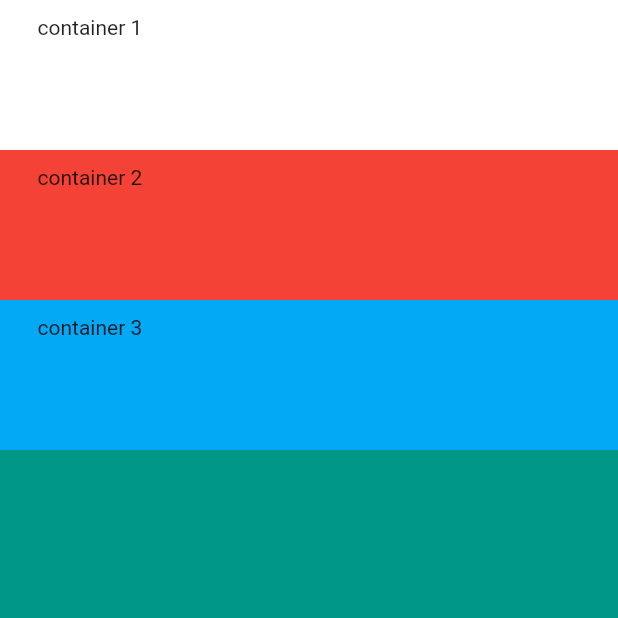
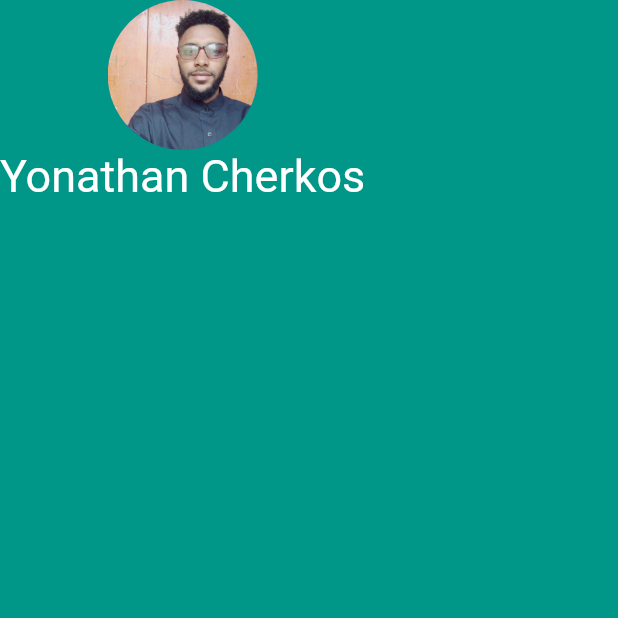
Before and after one commit to yonycherkos/The-Complete-Flutter-Development-Bootcamp, a Flutter app: the screen it shows after launch, on a phone screen of 412 x 824 dp, the top half of it. Run offline on Flutter 3.47's test engine with Material 2 defaults, Android fonts, the phone set to English and light mode, and no system bars.

Commit message:
section-6.5 Tapping into Widget Properties

```diff
--- a/mi_card_flutter/lib/main.dart
+++ b/mi_card_flutter/lib/main.dart
@@ -12,29 +12,17 @@ class MyApp extends StatelessWidget {
         backgroundColor: Colors.teal,
         body: SafeArea(
           child: Column(
-            crossAxisAlignment: CrossAxisAlignment.stretch,
             children: <Widget>[
-              Container(
-                child: Text('container 1'),
-                color: Colors.white,
-                width: 125.0,
-                height: 100.0,
-                padding: EdgeInsets.symmetric(vertical: 10.0, horizontal: 25.0),
+              CircleAvatar(
+                radius: 50.0,
+                backgroundImage: AssetImage('images/yony.jpg'),
               ),
-              Container(
-                child: Text('container 2'),
-                color: Colors.red,
-                width: 125.0,
-                height: 100.0,
-                padding: EdgeInsets.symmetric(vertical: 10.0, horizontal: 25.0),
-              ),
-              Container(
-                child: Text('container 3'),
-                color: Colors.lightBlue,
-                width: 125.0,
-                height: 100.0,
-                padding: EdgeInsets.symmetric(vertical: 10.0, horizontal: 25.0),
-              )
+              Text(
+                  'Yonathan Cherkos',
+                  style: TextStyle(
+                    color: Colors.white,
+                    fontSize: 30.0
+                  ),),
             ],
           ),
         ),
--- a/mi_card_flutter/pubspec.yaml
+++ b/mi_card_flutter/pubspec.yaml
@@ -37,9 +37,8 @@ flutter:
   uses-material-design: true
 
   # To add assets to your application, add an assets section, like this:
-  # assets:
-  #  - images/a_dot_burr.jpeg
-  #  - images/a_dot_ham.jpeg
+  assets:
+    - images/
 
   # An image asset can refer to one or more resolution-specific "variants", see
   # https://flutter.io/assets-and-images/#resolution-aware.
```
Also changed, not shown: mi_card_flutter/images/yony.jpg (added).
